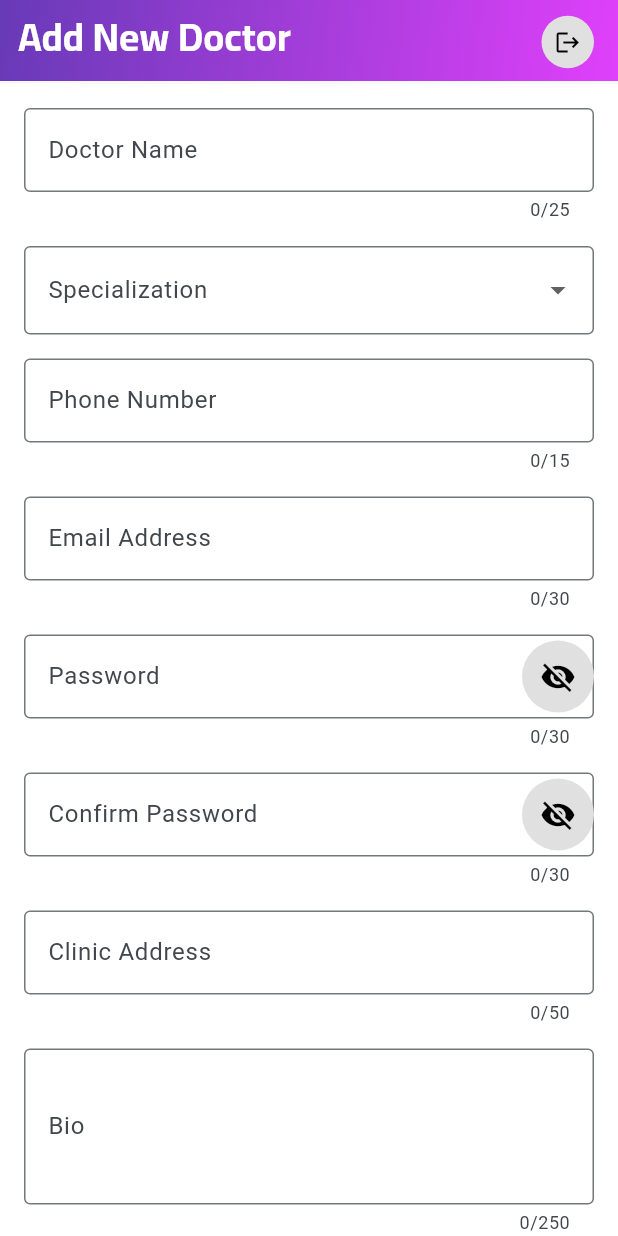
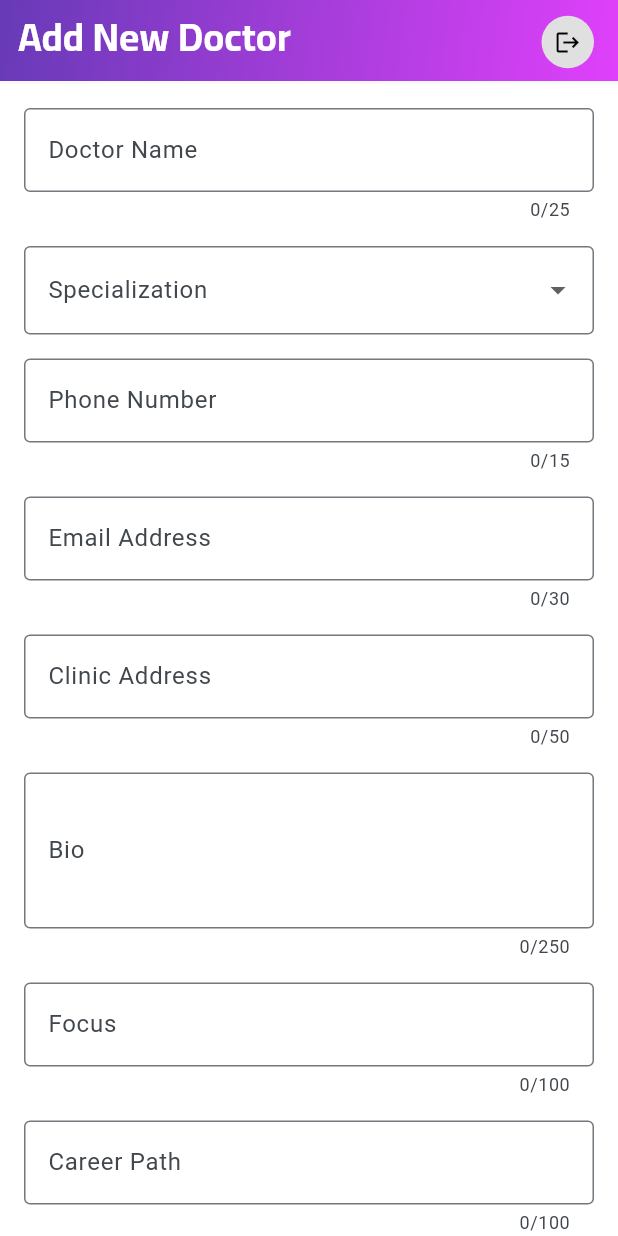
Before and after one commit to Abdalrahman1723/Health-care-management-app, a Flutter app: the AdminAddDoctorScreen screen opened by its route, on a phone screen of 412 x 824 dp. Run offline on Flutter 3.47's test engine with Material 3 defaults, Android fonts, the phone set to English and light mode, and no system bars; our stand-ins replace bloc, dartz, device_preview, equatable, firebase_auth, firebase_core and 5 more; missing offline and left inert: calendar_day_slot_navigator; accounts and stored records are empty.

Commit message:
add required felids to "add doctor screen"

```diff
--- a/lib/admin_module/features/add_doctor/presentation/screens/admin_add_doctor_screen.dart
+++ b/lib/admin_module/features/add_doctor/presentation/screens/admin_add_doctor_screen.dart
@@ -12,7 +12,7 @@ class AdminAddDoctorScreen extends StatefulWidget {
 }
 
 class _AdminAddDoctorScreenState extends State<AdminAddDoctorScreen> {
-  // Controllers for other fields
+  // Controllers for fields
   final TextEditingController _nameController = TextEditingController();
   final TextEditingController _phoneController = TextEditingController();
   final TextEditingController _emailController = TextEditingController();
@@ -22,6 +22,11 @@ class _AdminAddDoctorScreenState extends State<AdminAddDoctorScreen> {
   final TextEditingController _clinicAddressController =
       TextEditingController();
   final TextEditingController _bioController = TextEditingController();
+  final TextEditingController _focusController = TextEditingController();
+  final TextEditingController _careerPathController = TextEditingController();
+  final TextEditingController _highlightsController = TextEditingController();
+  final TextEditingController _experienceYearsController =
+      TextEditingController();
 
   // Selected specialization
   DoctorSpecialty? _selectedSpecialty;
@@ -43,6 +48,10 @@ class _AdminAddDoctorScreenState extends State<AdminAddDoctorScreen> {
     _confirmPasswordController.dispose();
     _clinicAddressController.dispose();
     _bioController.dispose();
+    _focusController.dispose();
+    _careerPathController.dispose();
+    _highlightsController.dispose();
+    _experienceYearsController.dispose();
     super.dispose();
   }
 
@@ -154,6 +163,113 @@ class _AdminAddDoctorScreenState extends State<AdminAddDoctorScreen> {
                       ),
                       const SizedBox(height: 16),
 
+                      // Clinic Address Field
+                      TextFormField(
+                        maxLength: 50,
+                        controller: _clinicAddressController,
+                        decoration: const InputDecoration(
+                          labelText: 'Clinic Address',
+                          border: OutlineInputBorder(),
+                        ),
+                        validator: (value) {
+                          if (value == null || value.isEmpty) {
+                            return 'Please enter the clinic address';
+                          }
+                          return null;
+                        },
+                      ),
+                      const SizedBox(height: 16),
+
+                      // Bio Field
+                      TextFormField(
+                        maxLength: 250,
+                        controller: _bioController,
+                        decoration: const InputDecoration(
+                          labelText: 'Bio',
+                          border: OutlineInputBorder(),
+                        ),
+                        maxLines: 3,
+                        validator: (value) {
+                          if (value == null || value.isEmpty) {
+                            return 'Please enter a bio';
+                          }
+                          return null;
+                        },
+                      ),
+                      const SizedBox(height: 16),
+
+                      // Focus Field
+                      TextFormField(
+                        maxLength: 100,
+                        controller: _focusController,
+                        decoration: const InputDecoration(
+                          labelText: 'Focus',
+                          border: OutlineInputBorder(),
+                        ),
+                        validator: (value) {
+                          if (value == null || value.isEmpty) {
+                            return 'Please enter the doctor\'s focus';
+                          }
+                          return null;
+                        },
+                      ),
+                      const SizedBox(height: 16),
+
+                      // Career Path Field
+                      TextFormField(
+                        maxLength: 100,
+                        controller: _careerPathController,
+                        decoration: const InputDecoration(
+                          labelText: 'Career Path',
+                          border: OutlineInputBorder(),
+                        ),
+                        validator: (value) {
+                          if (value == null || value.isEmpty) {
+                            return 'Please enter the career path';
+                          }
+                          return null;
+                        },
+                      ),
+                      const SizedBox(height: 16),
+
+                      // Highlights Field
+                      TextFormField(
+                        maxLength: 100,
+                        controller: _highlightsController,
+                        decoration: const InputDecoration(
+                          labelText: 'Highlights',
+                          border: OutlineInputBorder(),
+                        ),
+                        validator: (value) {
+                          if (value == null || value.isEmpty) {
+                            return 'Please enter the highlights';
+                          }
+                          return null;
+                        },
+                      ),
+                      const SizedBox(height: 16),
+
+                      // Experience Years Field
+                      TextFormField(
+                        maxLength: 2,
+                        controller: _experienceYearsController,
+                        decoration: const InputDecoration(
+                          labelText: 'Experience Years',
+                          border: OutlineInputBorder(),
+                        ),
+                        keyboardType: TextInputType.number,
+                        validator: (value) {
+                          if (value == null || value.isEmpty) {
+                            return 'Please enter the years of experience';
+                          }
+                          if (int.tryParse(value) == null ||
+                              int.parse(value) < 0) {
+                            return 'Please enter a valid number of years';
+                          }
+                          return null;
+                        },
+                      ),
+                      const SizedBox(height: 32),
                       // Password Field
                       TextFormField(
                         maxLength: 30,
@@ -220,42 +336,6 @@ class _AdminAddDoctorScreenState extends State<AdminAddDoctorScreen> {
                         },
                       ),
                       const SizedBox(height: 16),
-
-                      // Clinic Address Field
-                      TextFormField(
-                        maxLength: 50,
-                        controller: _clinicAddressController,
-                        decoration: const InputDecoration(
-                          labelText: 'Clinic Address',
-                          border: OutlineInputBorder(),
-                        ),
-                        validator: (value) {
-                          if (value == null || value.isEmpty) {
-                            return 'Please enter the clinic address';
-                          }
-                          return null;
-                        },
-                      ),
-                      const SizedBox(height: 16),
-
-                      // Bio Field
-                      TextFormField(
-                        maxLength: 250,
-                        controller: _bioController,
-                        decoration: const InputDecoration(
-                          labelText: 'Bio',
-                          border: OutlineInputBorder(),
-                        ),
-                        maxLines: 3,
-                        validator: (value) {
-                          if (value == null || value.isEmpty) {
-                            return 'Please enter a bio';
-                          }
-                          return null;
-                        },
-                      ),
-                      const SizedBox(height: 32),
-
                       // Submit Button
                       ElevatedButton(
                         onPressed: () {
@@ -269,6 +349,10 @@ class _AdminAddDoctorScreenState extends State<AdminAddDoctorScreen> {
                             log('Confirm Password: ${_confirmPasswordController.text}');
                             log('Clinic Address: ${_clinicAddressController.text}');
                             log('Bio: ${_bioController.text}');
+                            log('Focus: ${_focusController.text}');
+                            log('Career Path: ${_careerPathController.text}');
+                            log('Highlights: ${_highlightsController.text}');
+                            log('Experience Years: ${_experienceYearsController.text}');
                           }
                         },
                         child: const Text('Add Doctor'),
--- a/lib/global/entities/patient.dart
+++ b/lib/global/entities/patient.dart
@@ -6,7 +6,6 @@ class PatientEntity {
   final int age;
   final String gender;
   final String phoneNumber;
-  final String address;
   //the patient's own medical history
   final String? medicalHistory;
   final String? bloodType;
@@ -21,7 +20,6 @@ class PatientEntity {
     required this.dateOfBirth,
     required this.gender,
     required this.phoneNumber,
-    required this.address,
     this.medicalHistory,
     this.bloodType,
     this.allergies,
@@ -37,7 +35,6 @@ class PatientEntity {
       dateOfBirth: DateTime.parse(json['dateOfBirth']),
       gender: json['gender'],
       phoneNumber: json['phoneNumber'],
-      address: json['address'],
       medicalHistory: json['medicalHistory'],
       bloodType: json['bloodType'],
       allergies: (json['allergies'] as List<dynamic>?)
@@ -59,7 +56,6 @@ class PatientEntity {
       'dateOfBirth': dateOfBirth.toIso8601String(),
       'gender': gender,
       'phoneNumber': phoneNumber,
-      'address': address,
       'medicalHistory': medicalHistory,
       'bloodType': bloodType,
       'allergies': allergies,
```
